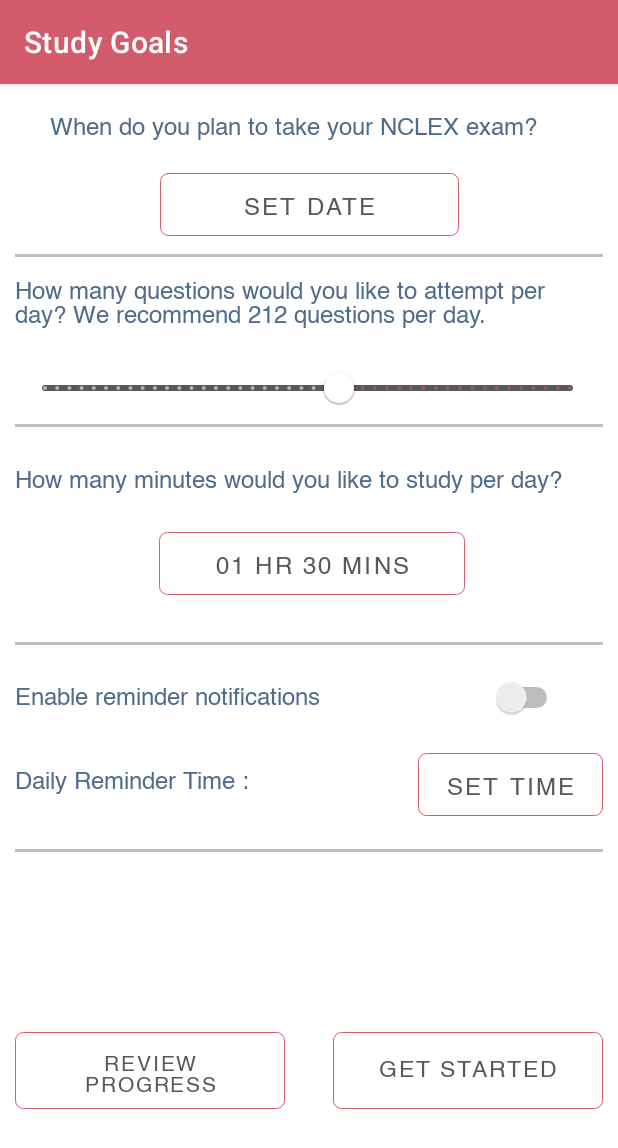
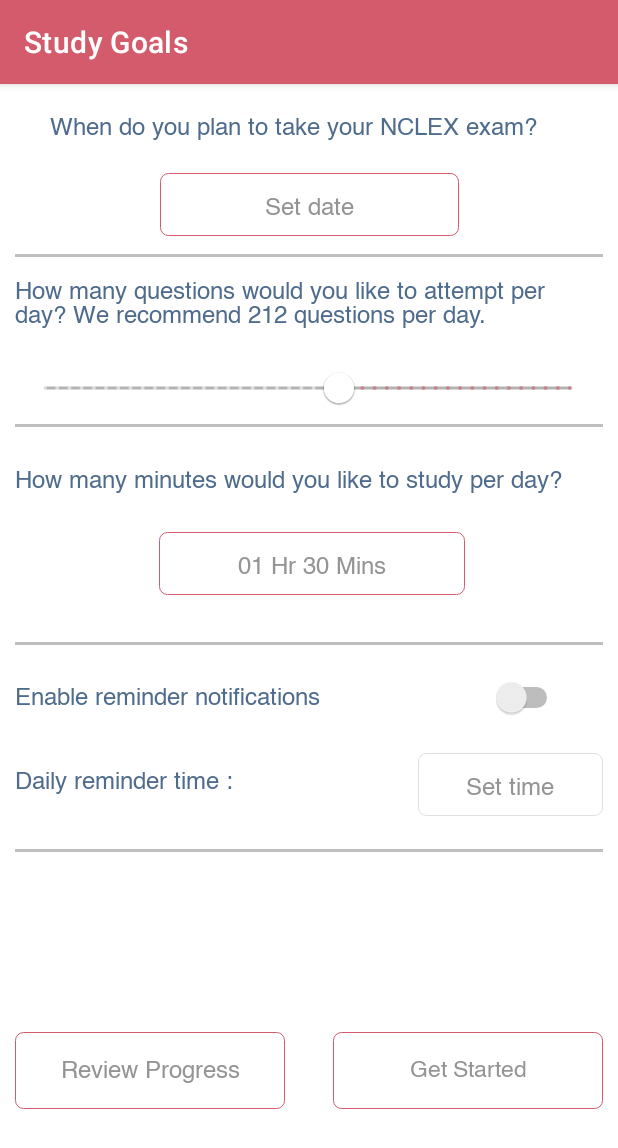
Before and after one commit to Tijil-Parmar/Android_Training, an Android app: the screen it shows after launch (MainActivity), on a phone screen of 412 x 824 dp. Shown: the top 1148 px of the screen. Run offline under Robolectric (Android 15) with nearby library versions, the phone set to English and light mode, and no system bars.

Commit message:
03/02/21

```diff
--- a/app/build.gradle
+++ b/app/build.gradle
@@ -37,6 +37,6 @@ dependencies {
     testImplementation 'junit:junit:4.+'
     androidTestImplementation 'androidx.test.ext:junit:1.1.2'
     androidTestImplementation 'androidx.test.espresso:espresso-core:3.3.0'
-
+    implementation "com.android.support:support-compat:28.0.0"
     implementation 'com.google.android.material:material:1.1.0'
 }
--- a/app/src/main/java/com/example/sscopy/MainActivity.java
+++ b/app/src/main/java/com/example/sscopy/MainActivity.java
@@ -9,22 +9,21 @@ import android.os.Bundle;
 import android.view.View;
 import android.widget.Button;
 import android.widget.DatePicker;
-import android.widget.TextView;
+import android.widget.Switch;
 import android.widget.TimePicker;
 
 import java.text.DateFormat;
+import java.time.Period;
 import java.util.Calendar;
 
-public class MainActivity extends AppCompatActivity implements DatePickerDialog.OnDateSetListener, TimePickerDialog.OnTimeSetListener {
-
-    @Override
+public class MainActivity extends AppCompatActivity implements DatePickerDialog.OnDateSetListener, TimePickerDialog.OnTimeSetListener,View.OnClickListener {
 
     protected void onCreate(Bundle savedInstanceState) {
         super.onCreate(savedInstanceState);
         setTitle("Study Goals");
 //        getSupportActionBar().setTitle("Study Goals");
         setContentView(R.layout.activity_main);
-        Button button4 = (Button) findViewById(R.id.button4);
+        Button button4 = (Button) findViewById(R.id.setTime);
         button4.setOnClickListener(new View.OnClickListener() {
             @Override
             public void onClick(View view) {
@@ -32,8 +31,10 @@ public class MainActivity extends AppCompatActivity implements DatePickerDialog.
                 timePicker.show(getSupportFragmentManager(),"Time");
             }
         });
+        Switch switch1= findViewById(R.id.switch1);
 
-        Button button = (Button) findViewById(R.id.button);
+
+        Button button = (Button) findViewById(R.id.setDate);
         button.setOnClickListener(new View.OnClickListener() {
             @Override
             public void onClick(View view) {
@@ -43,22 +44,27 @@ public class MainActivity extends AppCompatActivity implements DatePickerDialog.
         });
     }
 
+
+
     @Override
     public void onDateSet(DatePicker datePicker, int year, int month, int day) {
         Calendar c = Calendar.getInstance();
         c.set(Calendar.YEAR, year);
         c.set(Calendar.MONTH, month);
         c.set(Calendar.DAY_OF_MONTH, day);
-        String currentDateString = DateFormat.getDateInstance().format(c.getTime());
-
-        Button button=(Button)findViewById(R.id.button);
-        button.setText(currentDateString);
+        String examDateString = DateFormat.getDateInstance().format(c.getTime());
+        Button button=(Button)findViewById(R.id.setDate);
+        button.setText(examDateString);
     }
 
     @Override
     public void onTimeSet(TimePicker timePicker, int hour, int minute) {
-        Button button4 = findViewById(R.id.button4);
+        Button button4 = findViewById(R.id.setTime);
         button4.setText(hour+":"+minute);
     }
 
+    @Override
+    public void onClick(View view) {
+
+    }
 }
--- a/app/src/main/res/layout/activity_main.xml
+++ b/app/src/main/res/layout/activity_main.xml
@@ -47,6 +47,9 @@
         android:stepSize="1"
         android:value="212"
         android:valueFrom="100"
+        app:trackColorActive="#B3B3B3"
+        app:trackColorInactive="@color/white"
+        app:trackHeight="2dp"
         android:valueTo="300"
         app:haloColor="#a1a1a1"
         app:haloRadius="15dp"
@@ -58,7 +61,7 @@
         app:layout_constraintVertical_bias="0.378"
         app:thumbColor="#FFFFFF"
         app:thumbElevation="@dimen/cardview_compat_inset_shadow"
-        app:trackColor="#585858" />
+        app:trackColor="#B3B3B3" />
 
     <TextView
         android:id="@+id/textView2"
@@ -87,7 +90,7 @@
         app:layout_constraintEnd_toEndOf="parent"
         app:layout_constraintHorizontal_bias="0.0"
         app:layout_constraintStart_toStartOf="parent"
-        app:layout_constraintTop_toBottomOf="@+id/button" />
+        app:layout_constraintTop_toBottomOf="@+id/setDate" />
 
     <TextView
         android:id="@+id/textView4"
@@ -122,16 +125,17 @@
         app:layout_constraintVertical_bias="0.528" />
 
     <Button
-        android:id="@+id/button"
+        android:id="@+id/setDate"
         android:layout_width="199dp"
         android:layout_height="42dp"
         android:layout_marginLeft="10dp"
-        android:fontFamily="@font/helvetica"
         android:layout_marginTop="8dp"
         android:layout_marginRight="10dp"
         android:background="@drawable/button_border"
-        android:text="Set Date"
-        android:textColor="#585858"
+        android:fontFamily="@font/helvetica"
+        android:text="Set date"
+        android:textAppearance="@style/TextAppearance.AppCompat.Body1"
+        android:textColor="#949494"
         android:textSize="16sp"
         app:layout_constraintEnd_toEndOf="parent"
         app:layout_constraintHorizontal_bias="0.502"
@@ -148,20 +152,20 @@
         app:layout_constraintBottom_toTopOf="@+id/textView3"
         app:layout_constraintEnd_toEndOf="parent"
         app:layout_constraintStart_toStartOf="parent"
-        app:layout_constraintTop_toBottomOf="@+id/button" />
+        app:layout_constraintTop_toBottomOf="@+id/setDate" />
 
     <Button
         android:id="@+id/button2"
         android:layout_width="180dp"
         android:layout_height="51dp"
-        android:layout_marginLeft="0dp"
         android:layout_marginTop="200dp"
         android:background="@drawable/button_border"
         android:backgroundTint="#f1f1f1"
         android:fontFamily="@font/helvetica"
         android:text="Review Progress"
-        android:textColor="#585858"
-        android:textSize="14sp"
+        android:textAppearance="@style/TextAppearance.AppCompat.Body1"
+        android:textColor="#949494"
+        android:textSize="16sp"
         app:layout_constraintEnd_toEndOf="parent"
         app:layout_constraintHorizontal_bias="0.0"
         app:layout_constraintStart_toStartOf="parent"
@@ -177,7 +181,8 @@
         android:backgroundTint="#f1f1f1"
         android:fontFamily="@font/helvetica"
         android:text="Get Started"
-        android:textColor="#585858"
+        android:textAppearance="@style/TextAppearance.AppCompat.Body1"
+        android:textColor="#949494"
         android:textSize="15sp"
         app:layout_constraintBottom_toBottomOf="parent"
         app:layout_constraintEnd_toEndOf="parent"
@@ -191,7 +196,7 @@
         android:layout_width="211dp"
         android:layout_height="35dp"
         android:layout_marginTop="20dp"
-        android:text="Daily Reminder Time :"
+        android:text="Daily reminder time :"
         android:textColor="#4f6c8d"
         android:fontFamily="@font/helvetica"
         android:textSize="16dp"
@@ -211,19 +216,23 @@
         app:layout_constraintEnd_toEndOf="parent"
         app:layout_constraintHorizontal_bias="0.0"
         app:layout_constraintStart_toStartOf="parent"
-        app:layout_constraintTop_toBottomOf="@+id/button5"
+        android:clickable="false"
+        app:layout_constraintTop_toBottomOf="@+id/setDuration"
         app:layout_constraintVertical_bias="0.648" />
 
     <Button
-        android:id="@+id/button4"
+        android:id="@+id/setTime"
         android:layout_width="123dp"
+        android:clickable="false"
         android:layout_height="42dp"
         android:layout_marginBottom="144dp"
         android:background="@drawable/button_border"
         android:backgroundTint="#f1f1f1"
         android:fontFamily="@font/helvetica"
+        android:enabled="false"
         android:text="Set time"
-        android:textColor="#585858"
+        android:textAppearance="@style/TextAppearance.AppCompat.Body1"
+        android:textColor="#949494"
         android:textSize="16sp"
         app:layout_constraintBottom_toTopOf="@+id/button3"
         app:layout_constraintEnd_toEndOf="parent"
@@ -231,14 +240,15 @@
         app:layout_constraintStart_toEndOf="@+id/textView6" />
 
     <Button
-        android:id="@+id/button5"
+        android:id="@+id/setDuration"
         android:layout_width="204dp"
         android:layout_height="42dp"
         android:layout_marginLeft="5dp"
         android:background="@drawable/button_border"
         android:fontFamily="@font/helvetica"
         android:text="01 Hr 30 Mins"
-        android:textColor="#585858"
+        android:textAppearance="@style/TextAppearance.AppCompat.Body1"
+        android:textColor="#949494"
         android:textSize="16sp"
         app:layout_constraintBottom_toTopOf="@+id/switch1"
         app:layout_constraintEnd_toEndOf="parent"
```
